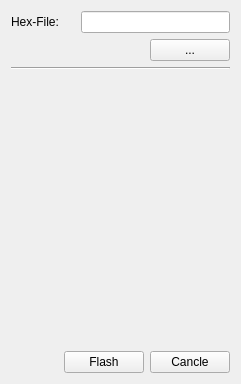
Old version of the form QT/Flasher/Ui/flash.ui in the repository SeidC/GitRepoProjects.
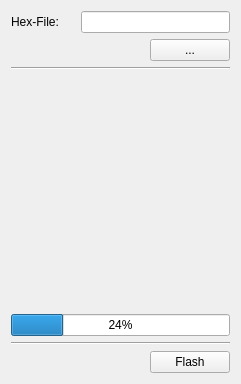
New version of the form.

```diff
--- a/QT/Flasher/Ui/flash.ui
+++ b/QT/Flasher/Ui/flash.ui
@@ -70,6 +70,20 @@
        </property>
       </spacer>
      </item>
+     <item>
+      <widget class="QProgressBar" name="progressBar">
+       <property name="value">
+        <number>24</number>
+       </property>
+      </widget>
+     </item>
+     <item>
+      <widget class="Line" name="line_2">
+       <property name="orientation">
+        <enum>Qt::Horizontal</enum>
+       </property>
+      </widget>
+     </item>
      <item>
       <layout class="QHBoxLayout" name="horizontalLayout">
        <item>
@@ -92,13 +106,6 @@
          </property>
         </widget>
        </item>
-       <item>
-        <widget class="QPushButton" name="cancleButton">
-         <property name="text">
-          <string>Cancle</string>
-         </property>
-        </widget>
-       </item>
       </layout>
      </item>
     </layout>
```
Left out of the diff: 2 changed lines with no effect on the pictures.
